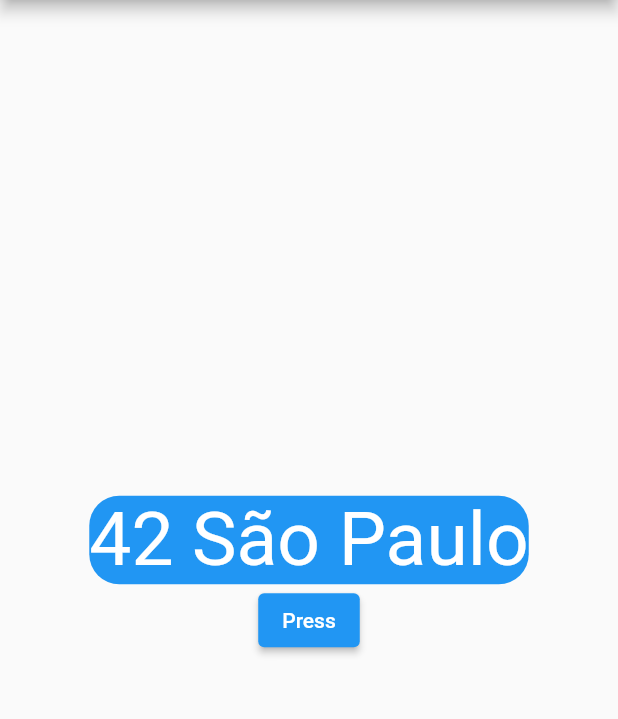
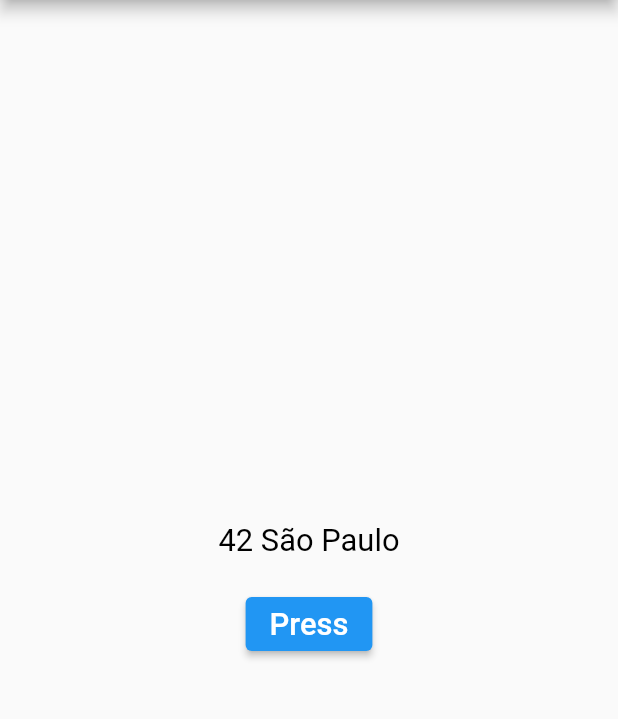
Before and after one commit to DaviPrograme/Flutter_start_42, a Flutter app: the screen it shows after launch, on a phone screen of 412 x 824 dp, the part 84-803 px from its top. Run offline on Flutter 3.47's test engine with Material 2 defaults, Android fonts, the phone set to English and light mode, and no system bars; our stand-ins replace auto_size_text.

Commit message:
inserindo a detecção de tamanho de tela para inferir o tamanho do label e do botão do ex01

```diff
--- a/ex01/lib/main.dart
+++ b/ex01/lib/main.dart
@@ -16,6 +16,11 @@
 
   @override
   Widget build(BuildContext context) {
+    double height = MediaQuery.of(context).size.height;
+    double width = MediaQuery.of(context).size.width;
+    double fator = 0.05;
+    double sizeFont = height < width ? height * fator : width * fator;
+
     return MaterialApp(
       home: Scaffold(
         appBar: AppBar( title: Text("ex01", style: TextStyle(fontSize: 42))),
@@ -24,14 +29,14 @@
             mainAxisSize: MainAxisSize.max,
             mainAxisAlignment: MainAxisAlignment.center,
             children: [
-              Container(
-                decoration: BoxDecoration(borderRadius: BorderRadius.circular(20), color: Colors.blue,),
+              Container(margin: EdgeInsets.all(20),
+                decoration: BoxDecoration(borderRadius: BorderRadius.circular(20),),
                 child: Text(
                   isInitial ? "42 São Paulo" : "Hello World!",
-                  style: TextStyle(color: Colors.white, fontSize: 50),
+                  style: TextStyle(color: Colors.black, fontSize: sizeFont),
                 ),
               ),
-              ElevatedButton(onPressed: pressButton, child: Text("Press"))
+              ElevatedButton(onPressed: pressButton, child: Text("Press", style: TextStyle(fontSize: sizeFont, ),))
             ]
           )
         )
```
